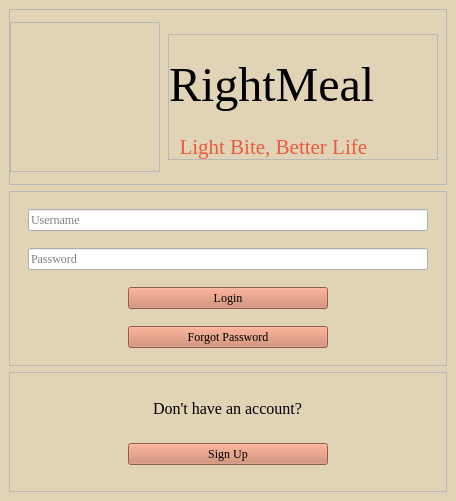
Before: the Qt Designer form mainwindow.ui in skidgefries/rightmeal, drawn with Qt 5.
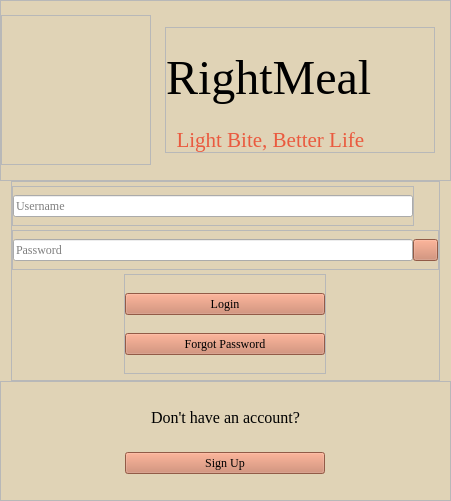
After: the same form once the commit is applied. Icons and pictures are not drawn.

Commit message: eye dfghjkjhgfdsdfghjhgfdfghj

Diff of the .ui file:
```diff
--- a/mainwindow.ui
+++ b/mainwindow.ui
@@ -6,7 +6,7 @@
    <rect>
     <x>0</x>
     <y>0</y>
-    <width>456</width>
+    <width>451</width>
     <height>501</height>
    </rect>
   </property>
@@ -24,6 +24,21 @@
   </property>
   <widget class="QWidget" name="centralwidget">
    <layout class="QVBoxLayout" name="verticalLayout">
+    <property name="spacing">
+     <number>0</number>
+    </property>
+    <property name="leftMargin">
+     <number>0</number>
+    </property>
+    <property name="topMargin">
+     <number>0</number>
+    </property>
+    <property name="rightMargin">
+     <number>0</number>
+    </property>
+    <property name="bottomMargin">
+     <number>0</number>
+    </property>
     <item>
      <widget class="QFrame" name="frame">
       <property name="minimumSize">
@@ -224,12 +239,12 @@
       </layout>
      </widget>
     </item>
-    <item>
+    <item alignment="Qt::AlignHCenter">
      <widget class="QFrame" name="frame_2">
       <property name="minimumSize">
        <size>
         <width>0</width>
-        <height>150</height>
+        <height>200</height>
        </size>
       </property>
       <property name="maximumSize">
@@ -260,7 +275,37 @@
        <property name="bottomMargin">
         <number>0</number>
        </property>
-       <item alignment="Qt::AlignHCenter">
+       <item alignment="Qt::AlignLeft">
+        <widget class="QFrame" name="frame_4">
+         <property name="maximumSize">
+          <size>
+           <width>16777215</width>
+           <height>40</height>
+          </size>
+         </property>
+         <property name="frameShape">
+          <enum>QFrame::StyledPanel</enum>
+         </property>
+         <property name="frameShadow">
+          <enum>QFrame::Raised</enum>
+         </property>
+         <layout class="QHBoxLayout" name="horizontalLayout_2">
+          <property name="spacing">
+           <number>0</number>
+          </property>
+          <property name="leftMargin">
+           <number>0</number>
+          </property>
+          <property name="topMargin">
+           <number>0</number>
+          </property>
+          <property name="rightMargin">
+           <number>0</number>
+          </property>
+          <property name="bottomMargin">
+           <number>0</number>
+          </property>
+          <item>
         <widget class="QLineEdit" name="lineEdit_5">
          <property name="minimumSize">
           <size>
@@ -286,7 +331,43 @@
          </property>
         </widget>
        </item>
+         </layout>
+        </widget>
+       </item>
        <item alignment="Qt::AlignHCenter">
+        <widget class="QFrame" name="frame_5">
+         <property name="enabled">
+          <bool>true</bool>
+         </property>
+         <property name="maximumSize">
+          <size>
+           <width>16777215</width>
+           <height>40</height>
+          </size>
+         </property>
+         <property name="frameShape">
+          <enum>QFrame::StyledPanel</enum>
+         </property>
+         <property name="frameShadow">
+          <enum>QFrame::Raised</enum>
+         </property>
+         <layout class="QHBoxLayout" name="horizontalLayout">
+          <property name="spacing">
+           <number>0</number>
+          </property>
+          <property name="leftMargin">
+           <number>0</number>
+          </property>
+          <property name="topMargin">
+           <number>0</number>
+          </property>
+          <property name="rightMargin">
+           <number>0</number>
+          </property>
+          <property name="bottomMargin">
+           <number>0</number>
+          </property>
+          <item alignment="Qt::AlignLeft">
         <widget class="QLineEdit" name="lineEdit_6">
          <property name="minimumSize">
           <size>
@@ -296,7 +377,7 @@
          </property>
          <property name="maximumSize">
           <size>
-           <width>400</width>
+              <width>2000</width>
            <height>16777215</height>
           </size>
          </property>
@@ -315,7 +396,69 @@
          </property>
         </widget>
        </item>
+          <item>
+           <widget class="QPushButton" name="pushButton_2">
+            <property name="minimumSize">
+             <size>
+              <width>25</width>
+              <height>0</height>
+             </size>
+            </property>
+            <property name="maximumSize">
+             <size>
+              <width>20</width>
+              <height>16777215</height>
+             </size>
+            </property>
+            <property name="text">
+             <string/>
+            </property>
+            <property name="icon">
+             <iconset resource="image.qrc">
+              <normaloff>:/img/about.png</normaloff>:/img/about.png</iconset>
+            </property>
+           </widget>
+          </item>
+         </layout>
+        </widget>
+       </item>
        <item alignment="Qt::AlignHCenter">
+        <widget class="QFrame" name="frame_6">
+         <property name="minimumSize">
+          <size>
+           <width>0</width>
+           <height>100</height>
+          </size>
+         </property>
+         <property name="maximumSize">
+          <size>
+           <width>16777215</width>
+           <height>100</height>
+          </size>
+         </property>
+         <property name="frameShape">
+          <enum>QFrame::StyledPanel</enum>
+         </property>
+         <property name="frameShadow">
+          <enum>QFrame::Raised</enum>
+         </property>
+         <layout class="QVBoxLayout" name="verticalLayout_3">
+          <property name="spacing">
+           <number>0</number>
+          </property>
+          <property name="leftMargin">
+           <number>0</number>
+          </property>
+          <property name="topMargin">
+           <number>0</number>
+          </property>
+          <property name="rightMargin">
+           <number>0</number>
+          </property>
+          <property name="bottomMargin">
+           <number>0</number>
+          </property>
+          <item>
         <widget class="QPushButton" name="pushButton">
          <property name="minimumSize">
           <size>
@@ -339,7 +482,7 @@
          </property>
         </widget>
        </item>
-       <item alignment="Qt::AlignHCenter">
+          <item>
         <widget class="QPushButton" name="pushButton_8">
          <property name="minimumSize">
           <size>
@@ -361,6 +504,9 @@
          <property name="text">
           <string>Forgot Password</string>
          </property>
+           </widget>
+          </item>
+         </layout>
         </widget>
        </item>
       </layout>
```
Left out of the diff: 2 changed lines with no effect on the pictures. Lines whose indentation alone changed are shown as unchanged. The commit also changes 1 other file.
